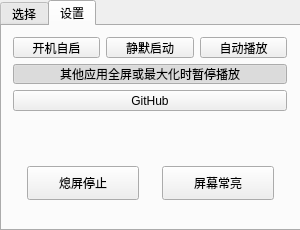
Above: mainwindow.ui from AkntRedMH/VideoWallpaper before the change. Below: the same form after it.
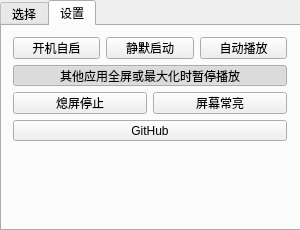
That is the form after the change. Icons and pictures are not drawn.

Patch:
```diff
--- a/mainwindow.ui
+++ b/mainwindow.ui
@@ -260,7 +260,7 @@
         <x>0</x>
         <y>0</y>
         <width>296</width>
-        <height>96</height>
+        <height>126</height>
        </rect>
       </property>
       <layout class="QVBoxLayout" name="verticalLayout_2">
@@ -336,29 +336,9 @@
         </widget>
        </item>
        <item>
-        <widget class="QPushButton" name="PB_github">
-         <property name="sizePolicy">
-          <sizepolicy hsizetype="Ignored" vsizetype="Ignored">
-           <horstretch>0</horstretch>
-           <verstretch>0</verstretch>
-          </sizepolicy>
-         </property>
-         <property name="text">
-          <string>GitHub</string>
-         </property>
-        </widget>
-       </item>
-      </layout>
-     </widget>
+        <layout class="QHBoxLayout" name="horizontalLayout_4">
+         <item>
      <widget class="QPushButton" name="PB_displayoffstop">
-      <property name="geometry">
-       <rect>
-        <x>25</x>
-        <y>140</y>
-        <width>112</width>
-        <height>34</height>
-       </rect>
-      </property>
       <property name="sizePolicy">
        <sizepolicy hsizetype="Ignored" vsizetype="Ignored">
         <horstretch>0</horstretch>
@@ -372,15 +352,9 @@
        <bool>true</bool>
       </property>
      </widget>
+         </item>
+         <item>
      <widget class="QPushButton" name="PB_alwaysondisplay">
-      <property name="geometry">
-       <rect>
-        <x>160</x>
-        <y>140</y>
-        <width>112</width>
-        <height>34</height>
-       </rect>
-      </property>
       <property name="sizePolicy">
        <sizepolicy hsizetype="Ignored" vsizetype="Ignored">
         <horstretch>0</horstretch>
@@ -393,6 +367,24 @@
       <property name="checkable">
        <bool>true</bool>
       </property>
+          </widget>
+         </item>
+        </layout>
+       </item>
+       <item>
+        <widget class="QPushButton" name="PB_github">
+         <property name="sizePolicy">
+          <sizepolicy hsizetype="Ignored" vsizetype="Ignored">
+           <horstretch>0</horstretch>
+           <verstretch>0</verstretch>
+          </sizepolicy>
+         </property>
+         <property name="text">
+          <string>GitHub</string>
+         </property>
+        </widget>
+       </item>
+      </layout>
      </widget>
     </widget>
    </widget>
```
Lines whose indentation alone changed are shown as unchanged.
